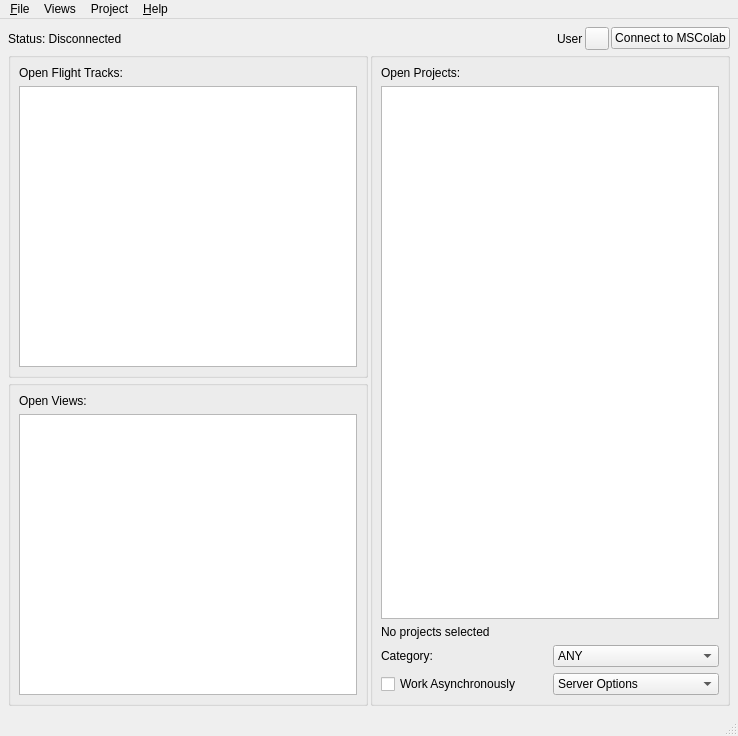
Qt form mslib/msui/ui/ui_mainwindow.ui (Open-MSS/MSS) before a commit.
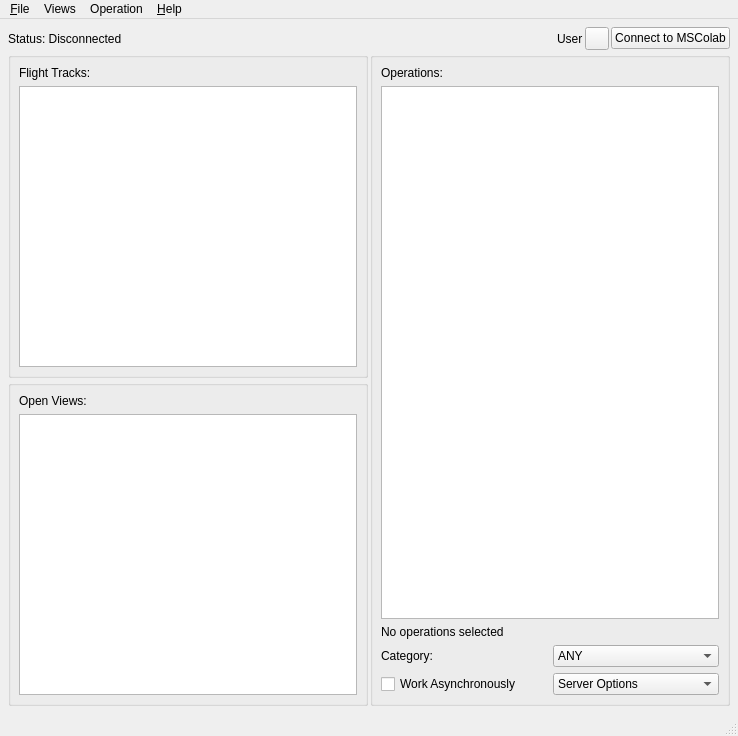
The same form after that commit.

Commit message:
msc project renamed to operation (#1204)
* project renamed to operation

* filter name renamed

* fixed merge problem

* renamed missing strings in mscolab

* renamed project to operation in tutorials

* some more renamings

* further renamings

```diff
--- a/mslib/msui/ui/ui_mainwindow.ui
+++ b/mslib/msui/ui/ui_mainwindow.ui
@@ -139,7 +139,7 @@
        <item row="2" column="0" colspan="2">
         <widget class="QLabel" name="workingStatusLabel">
          <property name="text">
-          <string>No projects selected</string>
+          <string>No operations selected</string>
          </property>
          <property name="wordWrap">
           <bool>true</bool>
@@ -178,7 +178,7 @@
        <item row="0" column="0">
         <widget class="QLabel" name="openProjectsMSCLabel">
          <property name="text">
-          <string>Open Projects:</string>
+          <string>Operations:</string>
          </property>
         </widget>
        </item>
@@ -247,7 +247,7 @@
        <item>
         <widget class="QLabel" name="openFlightTracksLabel">
          <property name="text">
-          <string>Open Flight Tracks:</string>
+          <string>Flight Tracks:</string>
          </property>
         </widget>
        </item>
@@ -332,9 +332,9 @@
     <addaction name="actionTableView"/>
     <addaction name="actionLinearView"/>
    </widget>
-   <widget class="QMenu" name="menuProject">
+   <widget class="QMenu" name="menuOperation">
     <property name="title">
-     <string>Project</string>
+     <string>Operation</string>
     </property>
     <widget class="QMenu" name="menuProjectProperties">
      <property name="title">
@@ -350,7 +350,7 @@
    </widget>
    <addaction name="menuFile"/>
    <addaction name="menuViews"/>
-   <addaction name="menuProject"/>
+   <addaction name="menuOperation"/>
    <addaction name="menuHelp"/>
   </widget>
   <widget class="QStatusBar" name="statusBar"/>
```
Left out of the diff: 30 changed lines with no effect on the pictures. The commit also changes 53 other files.
